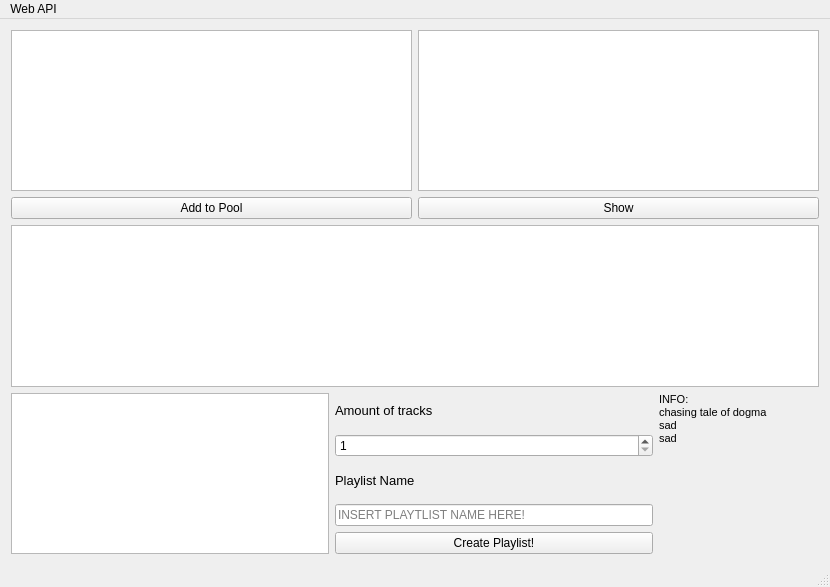
Qt form playlist-maker/mainwindow.ui (alypko/qt-spotify-playlist-maker) before a commit.
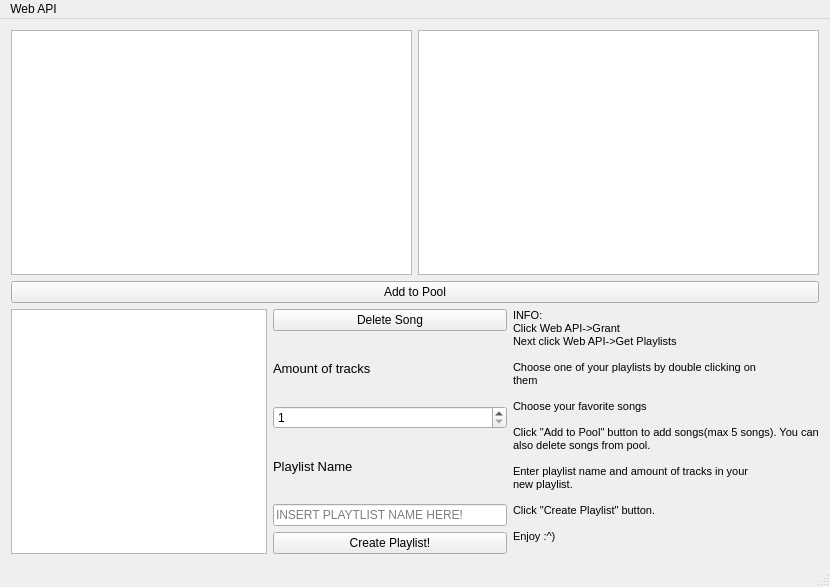
The same form after that commit.

Commit message: Put recs in playlist

Patch:
```diff
--- a/playlist-maker/mainwindow.ui
+++ b/playlist-maker/mainwindow.ui
@@ -48,22 +48,8 @@
         </property>
        </widget>
       </item>
-      <item>
-       <widget class="QPushButton" name="showButton">
-        <property name="text">
-         <string>Show</string>
-        </property>
-       </widget>
-      </item>
      </layout>
     </item>
-    <item>
-     <widget class="QPlainTextEdit" name="teOutput">
-      <property name="enabled">
-       <bool>true</bool>
-      </property>
-     </widget>
-    </item>
     <item>
      <layout class="QHBoxLayout" name="horizontalLayout_2">
       <item>
@@ -78,6 +64,13 @@
         <property name="bottomMargin">
          <number>0</number>
         </property>
+        <item>
+         <widget class="QPushButton" name="deleteButton">
+          <property name="text">
+           <string>Delete Song</string>
+          </property>
+         </widget>
+        </item>
         <item>
          <widget class="QLabel" name="label">
           <property name="font">
@@ -147,9 +140,7 @@
 &lt;html&gt;&lt;head&gt;&lt;meta name=&quot;qrichtext&quot; content=&quot;1&quot; /&gt;&lt;style type=&quot;text/css&quot;&gt;
 p, li { white-space: pre-wrap; }
 &lt;/style&gt;&lt;/head&gt;&lt;body style=&quot; font-family:'MS Shell Dlg 2'; font-size:7.8pt; font-weight:400; font-style:normal;&quot;&gt;
-&lt;p style=&quot; margin-top:12px; margin-bottom:12px; margin-left:0px; margin-right:0px; -qt-block-indent:0; text-indent:0px;&quot;&gt;&lt;span style=&quot; font-size:8pt;&quot;&gt;INFO:&lt;br /&gt;chasing tale of dogma&lt;br /&gt;sad&lt;br /&gt;sad&lt;/span&gt;&lt;/p&gt;
-&lt;p style=&quot; margin-top:12px; margin-bottom:12px; margin-left:0px; margin-right:0px; -qt-block-indent:0; text-indent:0px;&quot;&gt;&lt;span style=&quot; font-size:8pt;&quot;&gt;		&lt;/span&gt;&lt;/p&gt;
-&lt;p style=&quot; margin-top:12px; margin-bottom:12px; margin-left:0px; margin-right:0px; -qt-block-indent:0; text-indent:0px;&quot;&gt;&lt;span style=&quot; font-size:8pt;&quot;&gt;&lt;br /&gt;&lt;/span&gt;&lt;/p&gt;&lt;/body&gt;&lt;/html&gt;</string>
+&lt;p style=&quot; margin-top:12px; margin-bottom:12px; margin-left:0px; margin-right:0px; -qt-block-indent:0; text-indent:0px;&quot;&gt;&lt;span style=&quot; font-size:8pt;&quot;&gt;INFO:&lt;br /&gt;Click Web API-&amp;gt;Grant&lt;br /&gt;Next click Web API-&amp;gt;Get Playlists&lt;br /&gt;&lt;br /&gt;Choose one of your playlists by double clicking on&lt;br /&gt;them&lt;br /&gt;&lt;br /&gt;Choose your favorite songs&lt;br /&gt;&lt;br /&gt;Click &amp;quot;Add to Pool&amp;quot; button to add songs&lt;/span&gt;&lt;span style=&quot; font-size:8pt;&quot;&gt;(max 5 songs)&lt;/span&gt;&lt;span style=&quot; font-size:8pt;&quot;&gt;. You can &lt;br /&gt;also delete songs from pool.&lt;br /&gt;&lt;br /&gt;Enter playlist name and amount of tracks in your&lt;br /&gt;new playlist.&lt;br /&gt;&lt;br /&gt;Click &amp;quot;Create Playlist&amp;quot; button.&lt;br /&gt;&lt;br /&gt;Enjoy :^)&lt;/span&gt;&lt;/p&gt;&lt;/body&gt;&lt;/html&gt;</string>
         </property>
         <property name="textFormat">
          <enum>Qt::AutoText</enum>
```
Left out of the diff: 1 changed line with no effect on the pictures. The commit also changes 2 other files.
